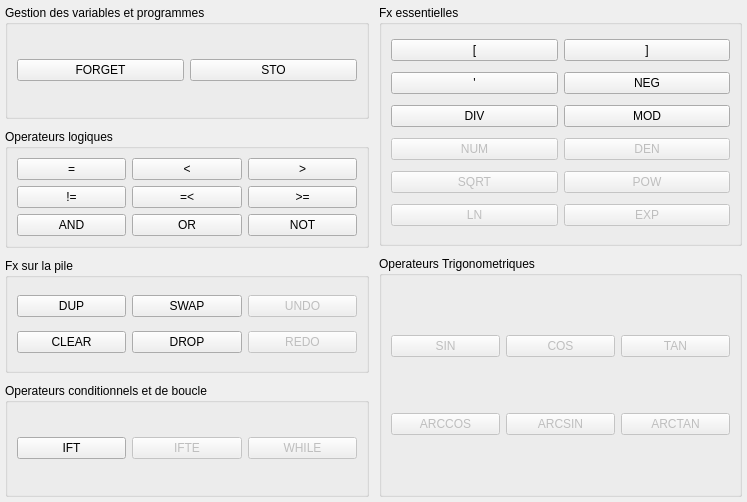
Above: src/interface/widgets/keyboardfunctions/keyboardfunctions.ui from StephaneBranly/LO21-RPN-Calculator before the change. Below: the same form after it.
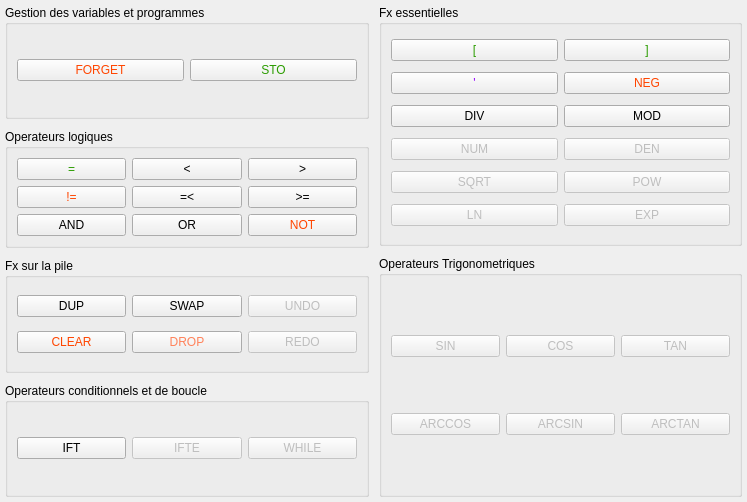
That is the form after the change.

Commit message: fix: keyevents and change color

```diff
--- a/src/interface/widgets/keyboardfunctions/keyboardfunctions.ui
+++ b/src/interface/widgets/keyboardfunctions/keyboardfunctions.ui
@@ -44,6 +44,9 @@
          <layout class="QHBoxLayout" name="horizontalLayout_5">
           <item>
            <widget class="QPushButton" name="ButtonFORGET">
+            <property name="styleSheet">
+             <string notr="true">color: rgb(255, 69, 0);</string>
+            </property>
             <property name="text">
              <string>FORGET</string>
             </property>
@@ -51,6 +54,9 @@
           </item>
           <item>
            <widget class="QPushButton" name="ButtonSTO">
+            <property name="styleSheet">
+             <string notr="true">color: rgb(43, 156, 0);</string>
+            </property>
             <property name="text">
              <string>STO</string>
             </property>
@@ -71,6 +77,9 @@
          <layout class="QHBoxLayout" name="horizontalLayout_19">
           <item>
            <widget class="QPushButton" name="ButtonEQ">
+            <property name="styleSheet">
+             <string notr="true">color: rgb(43, 156, 0);</string>
+            </property>
             <property name="text">
              <string>=</string>
             </property>
@@ -105,6 +114,9 @@
          <layout class="QHBoxLayout" name="horizontalLayout_20">
           <item>
            <widget class="QPushButton" name="ButtonDif">
+            <property name="styleSheet">
+             <string notr="true">color: rgb(255, 69, 0);</string>
+            </property>
             <property name="text">
              <string>!=</string>
             </property>
@@ -144,6 +156,9 @@
           </item>
           <item>
            <widget class="QPushButton" name="ButtonNOT">
+            <property name="styleSheet">
+             <string notr="true">color: rgb(255, 69, 0);</string>
+            </property>
             <property name="text">
              <string>NOT</string>
             </property>
@@ -195,6 +210,9 @@
          <layout class="QHBoxLayout" name="horizontalLayout_8">
           <item>
            <widget class="QPushButton" name="ButtonCLEAR">
+            <property name="styleSheet">
+             <string notr="true">color: rgb(255, 69, 0);</string>
+            </property>
             <property name="text">
              <string>CLEAR</string>
             </property>
@@ -202,6 +220,9 @@
           </item>
           <item>
            <widget class="QPushButton" name="ButtonDROP">
+            <property name="styleSheet">
+             <string notr="true">color: rgb(255, 130, 90);</string>
+            </property>
             <property name="text">
              <string>DROP</string>
             </property>
@@ -282,6 +303,9 @@
          <layout class="QHBoxLayout" name="horizontalLayout_3">
           <item>
            <widget class="QPushButton" name="ButtonLC">
+            <property name="styleSheet">
+             <string notr="true">color: rgb(43, 156, 0);</string>
+            </property>
             <property name="text">
              <string>[</string>
             </property>
@@ -292,6 +316,9 @@
           </item>
           <item>
            <widget class="QPushButton" name="ButtonRC">
+            <property name="styleSheet">
+             <string notr="true">color: rgb(43, 156, 0);</string>
+            </property>
             <property name="text">
              <string>]</string>
             </property>
@@ -306,6 +333,9 @@
          <layout class="QHBoxLayout" name="horizontalLayout_14">
           <item>
            <widget class="QPushButton" name="ButtonAp">
+            <property name="styleSheet">
+             <string notr="true">color: rgb(148, 0, 255);</string>
+            </property>
             <property name="text">
              <string>'</string>
             </property>
@@ -316,6 +346,9 @@
           </item>
           <item>
            <widget class="QPushButton" name="ButtonNEG">
+            <property name="styleSheet">
+             <string notr="true">color: rgb(255, 69, 0);</string>
+            </property>
             <property name="text">
              <string>NEG</string>
             </property>
```
The commit also changes 7 other files.
